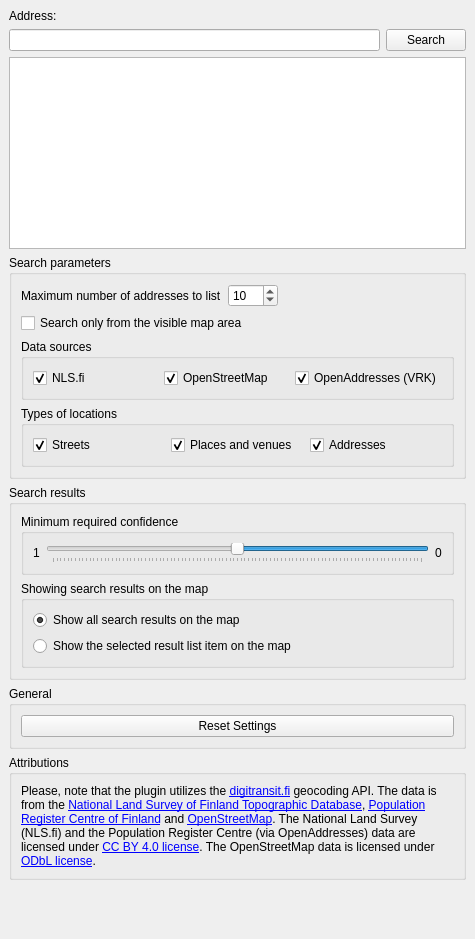
The window that digitransit_geocoder_dockwidget_base.ui (GispoCoding/QGISDigitransitGeocoding) describes before a commit, drawn with Qt 5.
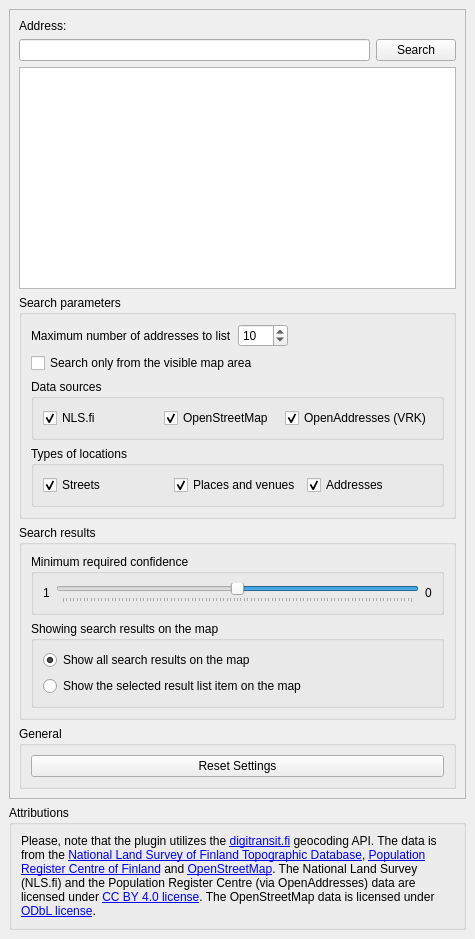
The same window after the commit.

The edit to the form file:
```diff
--- a/digitransit_geocoder_dockwidget_base.ui
+++ b/digitransit_geocoder_dockwidget_base.ui
@@ -15,7 +15,56 @@
   </property>
   <widget class="QWidget" name="dockWidgetContents">
    <layout class="QGridLayout" name="gridLayout">
+    <item row="1" column="0">
+     <widget class="QGroupBox" name="groupBox_5">
+      <property name="title">
+       <string>Attributions</string>
+      </property>
+      <layout class="QVBoxLayout" name="verticalLayout_5">
+       <item>
+        <widget class="QLabel" name="label_2">
+         <property name="text">
+          <string>Please, note that the plugin utilizes the &lt;a href=&quot;https://digitransit.fi/&quot;&gt;digitransit.fi&lt;/a&gt; geocoding API. The data is from the &lt;a href=&quot;http://www.maanmittauslaitos.fi/en/maps-and-spatial-data/expert-users/topographic-data-and-how-acquire-it&quot;&gt;National Land Survey of Finland Topographic Database&lt;/a&gt;, &lt;a href=&quot;https://www.avoindata.fi/data/fi/dataset/rakennusten-osoitetiedot-koko-suomi&quot;&gt;Population Register Centre of Finland&lt;/a&gt; and &lt;a href=&quot;https://www.openstreetmap.org&quot;&gt;OpenStreetMap&lt;/a&gt;. The National Land Survey (NLS.fi) and the Population Register Centre (via OpenAddresses) data are licensed under &lt;a href=&quot;https://creativecommons.org/licenses/by/4.0/&quot;&gt;CC BY 4.0 license&lt;/a&gt;. The OpenStreetMap data is licensed under &lt;a href=&quot;https://opendatacommons.org/licenses/odbl/&quot;&gt;ODbL license&lt;/a&gt;.</string>
+         </property>
+         <property name="wordWrap">
+          <bool>true</bool>
+         </property>
+        </widget>
+       </item>
+      </layout>
+     </widget>
+    </item>
     <item row="0" column="0">
+     <widget class="QScrollArea" name="scrollArea">
+      <property name="minimumSize">
+       <size>
+        <width>0</width>
+        <height>0</height>
+       </size>
+      </property>
+      <property name="sizeAdjustPolicy">
+       <enum>QAbstractScrollArea::AdjustToContents</enum>
+      </property>
+      <property name="widgetResizable">
+       <bool>true</bool>
+      </property>
+      <widget class="QWidget" name="scrollAreaWidgetContents">
+       <property name="geometry">
+        <rect>
+         <x>0</x>
+         <y>0</y>
+         <width>475</width>
+         <height>720</height>
+        </rect>
+       </property>
+       <property name="sizePolicy">
+        <sizepolicy hsizetype="Preferred" vsizetype="Preferred">
+         <horstretch>0</horstretch>
+         <verstretch>0</verstretch>
+        </sizepolicy>
+       </property>
+       <layout class="QVBoxLayout" name="verticalLayout_6">
+        <item>
      <layout class="QGridLayout" name="gridLayout_2">
       <item row="0" column="0" alignment="Qt::AlignLeft|Qt::AlignTop">
        <widget class="QLabel" name="label">
@@ -281,37 +330,9 @@
       </item>
      </layout>
     </item>
-    <item row="2" column="0">
-     <widget class="QGroupBox" name="groupBox_5">
-      <property name="title">
-       <string>Attributions</string>
-      </property>
-      <layout class="QVBoxLayout" name="verticalLayout_5">
-       <item>
-        <widget class="QLabel" name="label_2">
-         <property name="text">
-          <string>Please, note that the plugin utilizes the &lt;a href=&quot;https://digitransit.fi/&quot;&gt;digitransit.fi&lt;/a&gt; geocoding API. The data is from the &lt;a href=&quot;http://www.maanmittauslaitos.fi/en/maps-and-spatial-data/expert-users/topographic-data-and-how-acquire-it&quot;&gt;National Land Survey of Finland Topographic Database&lt;/a&gt;, &lt;a href=&quot;https://www.avoindata.fi/data/fi/dataset/rakennusten-osoitetiedot-koko-suomi&quot;&gt;Population Register Centre of Finland&lt;/a&gt; and &lt;a href=&quot;https://www.openstreetmap.org&quot;&gt;OpenStreetMap&lt;/a&gt;. The National Land Survey (NLS.fi) and the Population Register Centre (via OpenAddresses) data are licensed under &lt;a href=&quot;https://creativecommons.org/licenses/by/4.0/&quot;&gt;CC BY 4.0 license&lt;/a&gt;. The OpenStreetMap data is licensed under &lt;a href=&quot;https://opendatacommons.org/licenses/odbl/&quot;&gt;ODbL license&lt;/a&gt;.</string>
-         </property>
-         <property name="wordWrap">
-          <bool>true</bool>
-         </property>
-        </widget>
-       </item>
-      </layout>
-     </widget>
-    </item>
-    <item row="3" column="0">
-     <spacer name="verticalSpacer">
-      <property name="orientation">
-       <enum>Qt::Vertical</enum>
-      </property>
-      <property name="sizeHint" stdset="0">
-       <size>
-        <width>20</width>
-        <height>40</height>
-       </size>
-      </property>
-     </spacer>
+       </layout>
+      </widget>
+     </widget>
     </item>
    </layout>
   </widget>
```
Left out of the diff: 9 changed lines with no effect on the pictures. Lines whose indentation alone changed are shown as unchanged.
